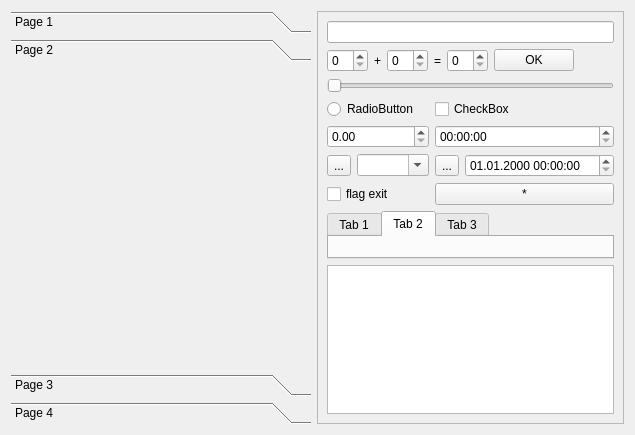
First picture: the form in Qt/my_programm/_For_tests/src/for_tests_mainbox/src/ui/for_tests_mainbox.ui, repository RinatB2017/mega_GIT, before the edit.
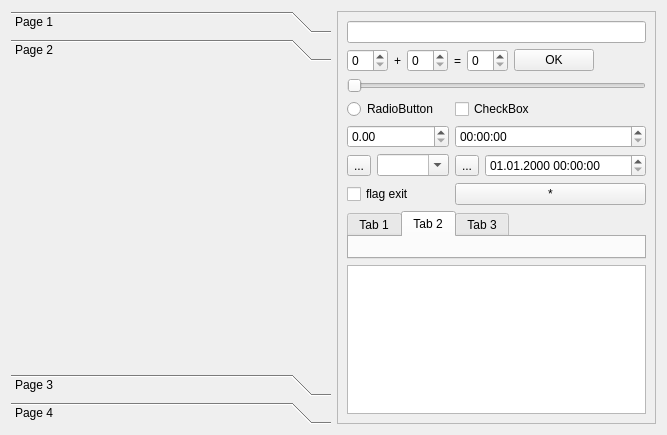
Second picture: the form after the edit. The open tabs and pages were chosen to show the change. Icons and pictures are not drawn.

Patch:
```diff
--- a/Qt/my_programm/_For_tests/src/for_tests_mainbox/src/ui/for_tests_mainbox.ui
+++ b/Qt/my_programm/_For_tests/src/for_tests_mainbox/src/ui/for_tests_mainbox.ui
@@ -6,7 +6,7 @@
    <rect>
     <x>0</x>
     <y>0</y>
-    <width>635</width>
+    <width>667</width>
     <height>435</height>
    </rect>
   </property>
@@ -34,8 +34,8 @@
        <rect>
         <x>0</x>
         <y>0</y>
-        <width>83</width>
-        <height>347</height>
+        <width>246</width>
+        <height>291</height>
        </rect>
       </property>
       <attribute name="icon">
```
Left out of the diff: 13 changed lines with no effect on the pictures.
